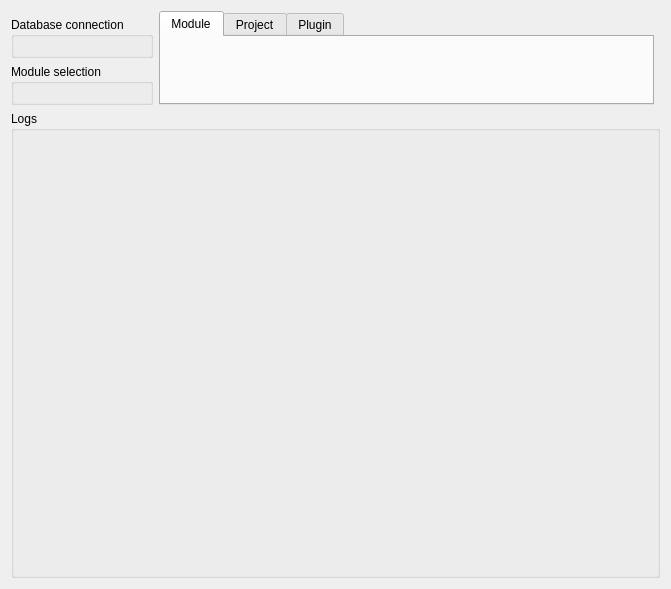
This is oqtopus/ui/main_dialog.ui in ponceta/oqtopus as Qt 5 draws it before an edit. The edited form follows.
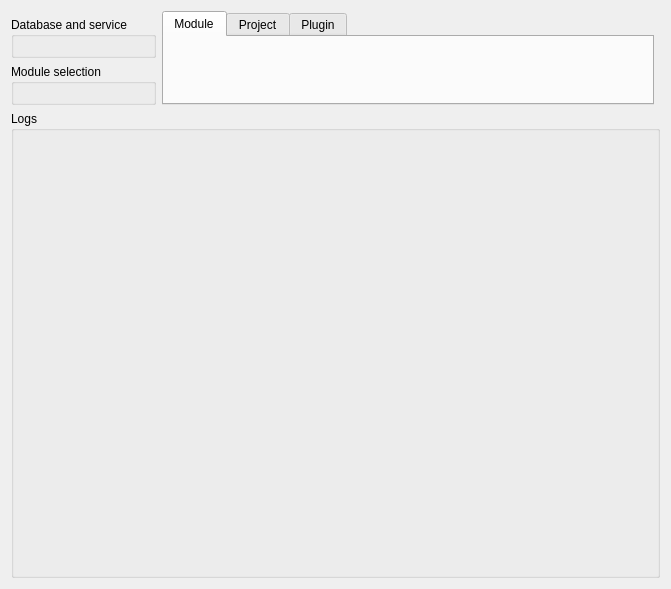
This is the edited form.

Commit message: Improve database and service management UI

Patch:
```diff
--- a/oqtopus/ui/main_dialog.ui
+++ b/oqtopus/ui/main_dialog.ui
@@ -20,7 +20,7 @@
    <item row="1" column="0" rowspan="2">
     <widget class="QGroupBox" name="db_groupBox">
      <property name="title">
-      <string>Database connection</string>
+      <string>Database and service</string>
      </property>
      <layout class="QGridLayout" name="gridLayout_5"/>
     </widget>
```
The commit also changes 4 other files.
